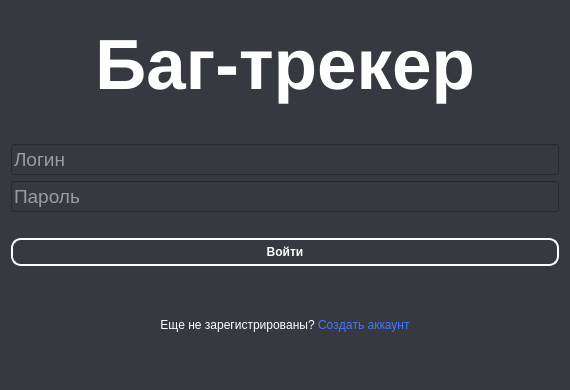
This is interface.ui in ArtShibaev/Bugtracker as Qt 5 draws it before an edit. The edited form follows.
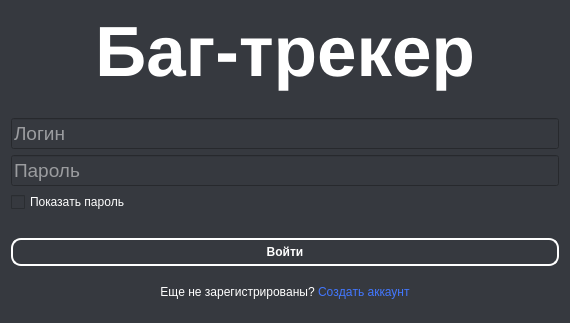
This is the edited form.

Commit message: Добавлена функция скрытия/показа пароля. Теперь пароль изначально скрыт.

What changed in the file:
```diff
--- a/interface.ui
+++ b/interface.ui
@@ -7,7 +7,7 @@
     <x>0</x>
     <y>0</y>
     <width>570</width>
-    <height>390</height>
+    <height>323</height>
    </rect>
   </property>
   <property name="maximumSize">
@@ -46,81 +46,9 @@
 color: white;</string>
   </property>
   <layout class="QGridLayout" name="gridLayout_3">
-   <item row="0" column="0">
-    <layout class="QGridLayout" name="gridLayout_2">
-     <item row="6" column="0">
-      <widget class="QLabel" name="label_2">
-       <property name="styleSheet">
-        <string notr="true"/>
-       </property>
-       <property name="text">
-        <string>Еще не зарегистрированы? &lt;a href=&quot;register&quot; style=&quot;text-decoration: none;
-color: rgb(66, 119, 255)&quot;&gt;Создать аккаунт&lt;/a&gt;</string>
-       </property>
-       <property name="alignment">
-        <set>Qt::AlignCenter</set>
-       </property>
-      </widget>
-     </item>
-     <item row="4" column="0">
-      <spacer name="horizontalSpacer">
-       <property name="orientation">
-        <enum>Qt::Horizontal</enum>
-       </property>
-       <property name="sizeHint" stdset="0">
-        <size>
-         <width>40</width>
-         <height>20</height>
-        </size>
-       </property>
-      </spacer>
-     </item>
-     <item row="2" column="0">
-      <widget class="QLineEdit" name="input_login">
-       <property name="enabled">
-        <bool>true</bool>
-       </property>
-       <property name="font">
-        <font>
-         <pointsize>14</pointsize>
-        </font>
-       </property>
-       <property name="styleSheet">
-        <string notr="true">border: 2px solid gray;
-color: white;
-border-radius: 15px;
-padding: 5px 10px;
-outline: none;
-
-focus {
-border-color: rgb(130, 118, 255);
-}</string>
-       </property>
-       <property name="frame">
-        <bool>true</bool>
-       </property>
-       <property name="cursorPosition">
-        <number>0</number>
-       </property>
-       <property name="placeholderText">
-        <string>Логин</string>
-       </property>
-      </widget>
-     </item>
-     <item row="1" column="0">
-      <spacer name="horizontalSpacer_2">
-       <property name="orientation">
-        <enum>Qt::Horizontal</enum>
-       </property>
-       <property name="sizeHint" stdset="0">
-        <size>
-         <width>40</width>
-         <height>20</height>
-        </size>
-       </property>
-      </spacer>
-     </item>
-     <item row="0" column="0">
+   <item row="1" column="0">
+    <layout class="QVBoxLayout" name="verticalLayout">
+     <item>
       <widget class="QLabel" name="label_3">
        <property name="font">
         <font>
@@ -146,7 +74,52 @@
        </property>
       </widget>
      </item>
-     <item row="3" column="0">
+     <item>
+      <spacer name="horizontalSpacer_2">
+       <property name="orientation">
+        <enum>Qt::Horizontal</enum>
+       </property>
+       <property name="sizeHint" stdset="0">
+        <size>
+         <width>40</width>
+         <height>20</height>
+        </size>
+       </property>
+      </spacer>
+     </item>
+     <item>
+      <widget class="QLineEdit" name="input_login">
+       <property name="enabled">
+        <bool>true</bool>
+       </property>
+       <property name="font">
+        <font>
+         <pointsize>14</pointsize>
+        </font>
+       </property>
+       <property name="styleSheet">
+        <string notr="true">border: 2px solid gray;
+color: white;
+border-radius: 15px;
+padding: 5px 10px;
+outline: none;
+
+focus {
+border-color: rgb(130, 118, 255);
+}</string>
+       </property>
+       <property name="frame">
+        <bool>true</bool>
+       </property>
+       <property name="cursorPosition">
+        <number>0</number>
+       </property>
+       <property name="placeholderText">
+        <string>Логин</string>
+       </property>
+      </widget>
+     </item>
+     <item>
       <widget class="QLineEdit" name="input_password">
        <property name="font">
         <font>
@@ -169,7 +142,42 @@
        </property>
       </widget>
      </item>
-     <item row="5" column="0">
+     <item>
+      <widget class="QCheckBox" name="show_password">
+       <property name="enabled">
+        <bool>true</bool>
+       </property>
+       <property name="cursor">
+        <cursorShape>PointingHandCursor</cursorShape>
+       </property>
+       <property name="styleSheet">
+        <string notr="true"/>
+       </property>
+       <property name="text">
+        <string>Показать пароль</string>
+       </property>
+       <property name="checkable">
+        <bool>true</bool>
+       </property>
+       <property name="checked">
+        <bool>false</bool>
+       </property>
+      </widget>
+     </item>
+     <item>
+      <spacer name="horizontalSpacer">
+       <property name="orientation">
+        <enum>Qt::Horizontal</enum>
+       </property>
+       <property name="sizeHint" stdset="0">
+        <size>
+         <width>40</width>
+         <height>20</height>
+        </size>
+       </property>
+      </spacer>
+     </item>
+     <item>
       <widget class="QPushButton" name="submit_button">
        <property name="font">
         <font>
@@ -190,6 +198,20 @@
        </property>
       </widget>
      </item>
+     <item>
+      <widget class="QLabel" name="label_2">
+       <property name="styleSheet">
+        <string notr="true"/>
+       </property>
+       <property name="text">
+        <string>Еще не зарегистрированы? &lt;a href=&quot;register&quot; style=&quot;text-decoration: none;
+color: rgb(66, 119, 255)&quot;&gt;Создать аккаунт&lt;/a&gt;</string>
+       </property>
+       <property name="alignment">
+        <set>Qt::AlignCenter</set>
+       </property>
+      </widget>
+     </item>
     </layout>
    </item>
   </layout>
```
The commit also changes 1 other file.
